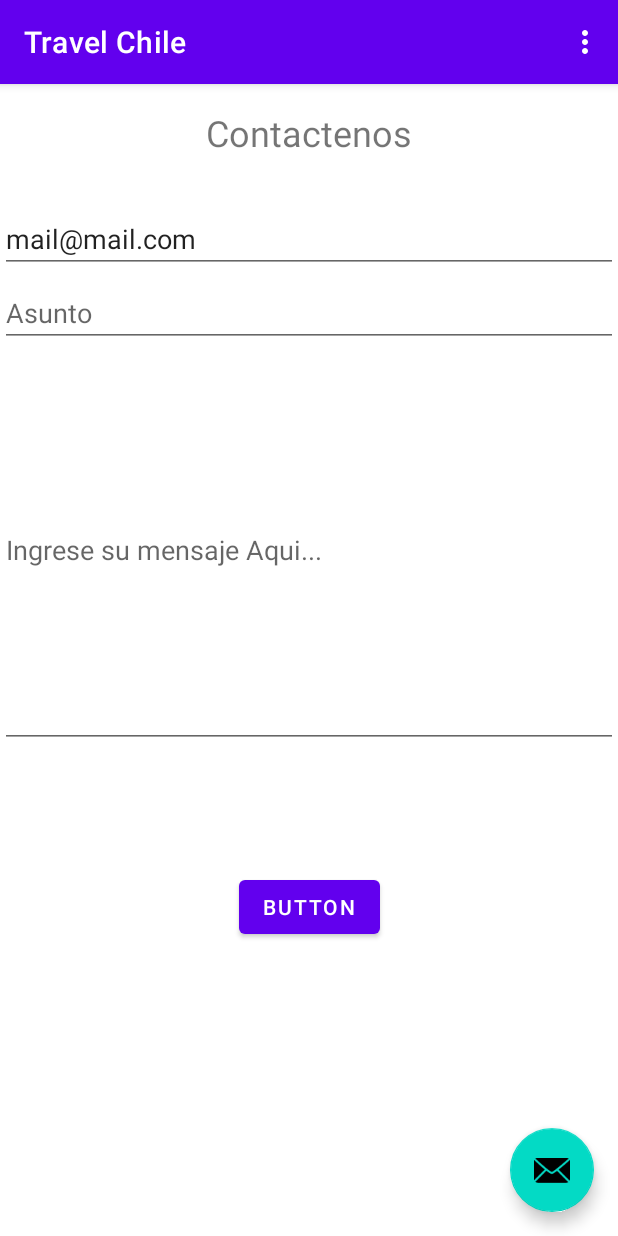
After one commit to Alpccl/TurismoChile, an Android app: the MailFragment screen opened through its navigation route, on a phone screen of 412 x 824 dp. The commit adds this screen. Run offline under Robolectric (Android 15) with nearby library versions, the phone set to English and light mode, and no system bars; our stand-ins replace Room's generated code; pictures from the network do not load.

Commit message:
Actualizacion de Elementos para App

```diff
--- a/app/build.gradle
+++ b/app/build.gradle
@@ -45,6 +45,7 @@ dependencies {
     implementation 'androidx.constraintlayout:constraintlayout:1.1.3'
     implementation 'androidx.navigation:navigation-fragment-ktx:2.2.2'
     implementation 'androidx.navigation:navigation-ui-ktx:2.2.2'
+    implementation 'androidx.legacy:legacy-support-v4:1.0.0'
     testImplementation 'junit:junit:4.+'
     androidTestImplementation 'androidx.test.ext:junit:1.1.1'
     androidTestImplementation 'androidx.test.espresso:espresso-core:3.2.0'
--- a/app/src/main/java/com/example/turismochile/FirstFragment.kt
+++ b/app/src/main/java/com/example/turismochile/FirstFragment.kt
@@ -8,12 +8,14 @@ import android.view.View
 import android.view.ViewGroup
 import android.widget.Button
 import android.widget.GridLayout
+import android.widget.LinearLayout
 import androidx.constraintlayout.widget.ConstraintLayout
 import androidx.fragment.app.activityViewModels
 import androidx.lifecycle.Observer
 import androidx.navigation.fragment.findNavController
 import androidx.recyclerview.widget.DividerItemDecoration
 import androidx.recyclerview.widget.GridLayoutManager
+import androidx.recyclerview.widget.LinearLayoutManager
 import com.example.turismochile.databinding.FragmentFirstBinding
 import com.example.turismochile.model.adapter.RegionAdapter
 import com.example.turismochile.viewModel.RegionViewModel
@@ -37,9 +39,9 @@ class FirstFragment : Fragment() {
 
         val adapter = RegionAdapter()
         binding.rvRegions.adapter = adapter
-        binding.rvRegions.layoutManager = GridLayoutManager(context,1 )
+        binding.rvRegions.layoutManager = LinearLayoutManager(context)
 
-        viewModel.allRegion.observe(viewLifecycleOwner, Observer {
+        viewModel.getAllRegions().observe(viewLifecycleOwner, Observer {
             it?.let {
                 adapter.update(it)
             }
--- /dev/null
+++ b/app/src/main/java/com/example/turismochile/MailFragment.kt
@@ -0,0 +1,51 @@
+package com.example.turismochile
+
+import android.content.Intent
+import android.net.Uri
+import android.os.Bundle
+import android.os.Message
+import androidx.fragment.app.Fragment
+import android.view.LayoutInflater
+import android.view.View
+import android.view.ViewGroup
+import android.widget.Toast
+import com.example.turismochile.databinding.FragmentMailBinding
+import javax.security.auth.Subject
+
+class MailFragment : Fragment() {
+
+    private lateinit var binding: FragmentMailBinding
+
+    override fun onCreateView(inflater: LayoutInflater, container: ViewGroup?,
+                              savedInstanceState: Bundle?): View? {
+        binding = FragmentMailBinding.inflate(inflater, container, false)
+        return binding.root
+    }
+
+    override fun onViewCreated(view: View, savedInstanceState: Bundle?) {
+        super.onViewCreated(view, savedInstanceState)
+
+        val mail = "mail@mail.com"
+        binding.txvCorreo.setText(mail)
+        var subjet = ""
+        //binding.txvSubjet.toString() = subjet
+        var message = ""
+        //binding.edTXmessage.toString() = message
+        binding.btSend.setOnClickListener {
+            sendMessage(mail, subjet, message)
+        }
+    }
+    private fun sendMessage(mail: String, subject: String, message: String){
+        val mIntent = Intent(Intent.ACTION_SEND)
+        mIntent.data = Uri.parse("mailto:")
+        mIntent.type = "text/plain"
+
+        mIntent.putExtra(Intent.EXTRA_EMAIL, arrayOf(mail))
+        mIntent.putExtra(Intent.EXTRA_SUBJECT, subject)
+        mIntent.putExtra(Intent.EXTRA_TEXT, message)
+
+
+
+        }
+
+    }
--- a/app/src/main/java/com/example/turismochile/MainActivity.kt
+++ b/app/src/main/java/com/example/turismochile/MainActivity.kt
@@ -8,6 +8,7 @@ import android.view.Menu
 import android.view.MenuItem
 
 class MainActivity : AppCompatActivity() {
+
 
     override fun onCreate(savedInstanceState: Bundle?) {
         super.onCreate(savedInstanceState)
@@ -27,9 +28,7 @@ class MainActivity : AppCompatActivity() {
     }
 
     override fun onOptionsItemSelected(item: MenuItem): Boolean {
-        // Handle action bar item clicks here. The action bar will
-        // automatically handle clicks on the Home/Up button, so long
-        // as you specify a parent activity in AndroidManifest.xml.
+
         return when (item.itemId) {
             R.id.action_settings -> true
             else -> super.onOptionsItemSelected(item)
--- a/app/src/main/java/com/example/turismochile/model/local/dao/DaoRegion.kt
+++ b/app/src/main/java/com/example/turismochile/model/local/dao/DaoRegion.kt
@@ -6,15 +6,18 @@ import androidx.room.Insert
 import androidx.room.OnConflictStrategy
 import androidx.room.Query
 import com.example.turismochile.model.local.entities.RegionEntity
+import com.example.turismochile.model.local.entities.TurismEntity
 import retrofit2.http.GET
 
 
 @Dao
 interface DaoRegion {
     @Insert(onConflict = OnConflictStrategy.REPLACE)
-    suspend fun insertListRegion(listRegion: List<RegionEntity>)
-
+    suspend fun insertAllRegion(listRegion: List<RegionEntity>)
 
     @Query("SELECT * FROM region_table")
     fun getAllRegionList(): LiveData<List<RegionEntity>>
+
+    @Query("SELECT * FROM region_table WHERE id =:id")
+    fun getInformationById(id: String): LiveData<RegionEntity>
 }
--- a/app/src/main/java/com/example/turismochile/model/local/dao/DaoTurism.kt
+++ b/app/src/main/java/com/example/turismochile/model/local/dao/DaoTurism.kt
@@ -15,4 +15,8 @@ interface DaoTurism {
 
     @Query("SELECT * FROM turism_table")
     fun getAllTuristList(): LiveData<List<TurismEntity>>
+
+    @Query("SELECT * FROM turism_table WHERE id =:id")
+    fun getInformationById(id: String): LiveData<TurismEntity>
+
 }
--- a/app/src/main/java/com/example/turismochile/model/remote/ApiInterface.kt
+++ b/app/src/main/java/com/example/turismochile/model/remote/ApiInterface.kt
@@ -11,6 +11,6 @@ import retrofit2.http.GET
 interface ApiInterface {
 
 @GET("regiones")
-suspend fun fetchRegionsList(): Response<Regionespojo>
+suspend fun fechRegionCorroutines(): Response<Regionespojo>
 
 }
--- /dev/null
+++ b/app/src/main/res/layout/fragment_mail.xml
@@ -0,0 +1,73 @@
+<?xml version="1.0" encoding="utf-8"?>
+<androidx.constraintlayout.widget.ConstraintLayout xmlns:android="http://schemas.android.com/apk/res/android"
+    xmlns:app="http://schemas.android.com/apk/res-auto"
+    xmlns:tools="http://schemas.android.com/tools"
+    android:layout_width="match_parent"
+    android:layout_height="match_parent"
+    tools:context=".MailFragment">
+
+    <TextView
+        android:id="@+id/Contact"
+        android:layout_width="wrap_content"
+        android:layout_height="wrap_content"
+        android:layout_marginTop="16dp"
+        android:layout_marginBottom="32dp"
+        android:text="Contactenos"
+        android:textSize="24sp"
+        app:layout_constraintBottom_toTopOf="@+id/txvCorreo"
+        app:layout_constraintEnd_toEndOf="parent"
+        app:layout_constraintStart_toStartOf="parent"
+        app:layout_constraintTop_toTopOf="parent" />
+
+    <EditText
+        android:id="@+id/txvCorreo"
+        android:layout_width="0dp"
+        android:layout_height="wrap_content"
+        android:layout_marginBottom="4dp"
+        android:ems="10"
+        android:hint="Correo"
+        android:inputType="textPersonName"
+        android:textSize="18sp"
+        app:layout_constraintBottom_toTopOf="@+id/txvSubjet"
+        app:layout_constraintEnd_toEndOf="parent"
+        app:layout_constraintStart_toStartOf="parent"
+        app:layout_constraintTop_toBottomOf="@+id/Contact" />
+
+    <EditText
+        android:id="@+id/txvSubjet"
+        android:layout_width="0dp"
+        android:layout_height="wrap_content"
+        android:layout_marginBottom="4dp"
+        android:ems="10"
+        android:hint="Asunto"
+        android:inputType="textPersonName"
+        android:textSize="18sp"
+        app:layout_constraintBottom_toTopOf="@+id/edTXmessage"
+        app:layout_constraintEnd_toEndOf="parent"
+        app:layout_constraintStart_toStartOf="parent"
+        app:layout_constraintTop_toBottomOf="@+id/txvCorreo" />
+
+    <EditText
+        android:id="@+id/edTXmessage"
+        android:layout_width="0dp"
+        android:layout_height="0dp"
+        android:layout_marginBottom="82dp"
+        android:ems="10"
+        android:hint="Ingrese su mensaje Aqui..."
+        android:inputType="textPersonName"
+        app:layout_constraintBottom_toTopOf="@+id/btSend"
+        app:layout_constraintEnd_toEndOf="parent"
+        app:layout_constraintStart_toStartOf="parent"
+        app:layout_constraintTop_toBottomOf="@+id/txvSubjet" />
+
+    <Button
+        android:id="@+id/btSend"
+        android:layout_width="wrap_content"
+        android:layout_height="wrap_content"
+        android:layout_marginBottom="195dp"
+        android:text="Button"
+        app:layout_constraintBottom_toBottomOf="parent"
+        app:layout_constraintEnd_toEndOf="parent"
+        app:layout_constraintStart_toStartOf="parent"
+        app:layout_constraintTop_toBottomOf="@+id/edTXmessage" />
+</androidx.constraintlayout.widget.ConstraintLayout>
--- a/app/src/main/res/layout/region_item_list.xml
+++ b/app/src/main/res/layout/region_item_list.xml
@@ -25,6 +25,7 @@
         android:layout_height="57dp"
         android:layout_marginEnd="48dp"
         android:text="TextView"
+        app:autoSizeTextType="uniform"
         app:layout_constraintBottom_toBottomOf="@+id/imV_Region"
         app:layout_constraintEnd_toEndOf="parent"
         app:layout_constraintStart_toEndOf="@+id/imV_Region"
--- a/app/src/main/res/navigation/nav_graph.xml
+++ b/app/src/main/res/navigation/nav_graph.xml
@@ -24,5 +24,17 @@
         <action
             android:id="@+id/action_SecondFragment_to_FirstFragment"
             app:destination="@id/FirstFragment" />
+        <action
+            android:id="@+id/action_SecondFragment_to_mailFragment"
+            app:destination="@id/mailFragment" />
+    </fragment>
+    <fragment
+        android:id="@+id/mailFragment"
+        android:name="com.example.turismochile.MailFragment"
+        android:label="fragment_mail"
+        tools:layout="@layout/fragment_mail" >
+        <action
+            android:id="@+id/action_mailFragment_to_SecondFragment"
+            app:destination="@id/SecondFragment" />
     </fragment>
 </navigation>
--- a/app/src/main/res/values/strings.xml
+++ b/app/src/main/res/values/strings.xml
@@ -11,4 +11,6 @@
     <string name="hello_second_fragment" translatable="false">Hello second fragment. Arg: %1$s</string>
     <string name="video" translatable="false">video</string>
     <string name="other_information">other information</string>
+    <!-- TODO: Remove or change this placeholder text -->
+    <string name="hello_blank_fragment">Hello blank fragment</string>
 </resources>
```
Also changed, not shown: app/src/main/java/com/example/turismochile/SecondFragment.kt (+14 -6 lines), app/src/main/java/com/example/turismochile/model/RegionRepository.kt (+18 -17 lines), app/src/main/java/com/example/turismochile/model/adapter/RegionAdapter.kt (+6 -5 lines), app/src/main/java/com/example/turismochile/model/remote/Mapper.kt (+9 -6 lines), app/src/main/java/com/example/turismochile/viewModel/RegionViewModel.kt (+9 -10 lines), app/src/main/res/layout/fragment_second.xml (+5 -3 lines).
